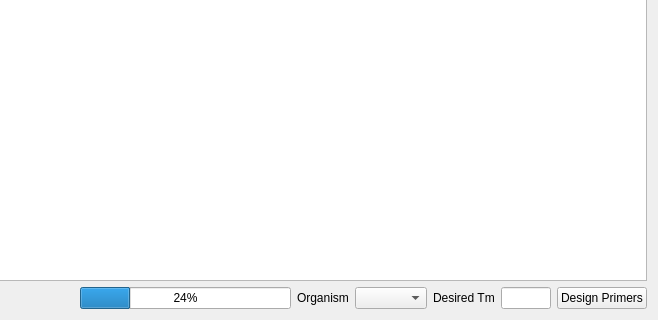
Before: the Qt Designer form cbr/primer/visual/PrimerDesign.ui in TUM-CBR/pymol-plugins, drawn with Qt 5; both pictures show x 143 to 801 and y 288 to 608 of the 801 by 608 pixel window.
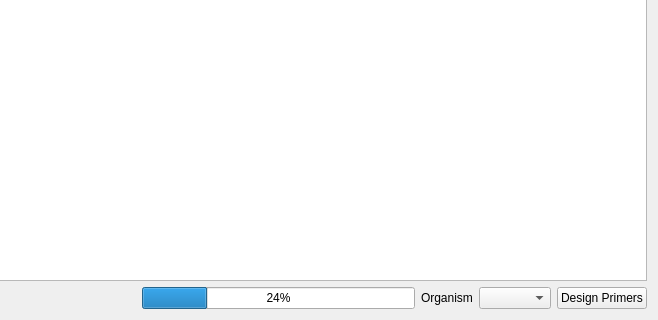
After: the same form once the commit is applied.

Commit message: Primer design tool with customizable selection parameters

Diff of the .ui file:
```diff
--- a/cbr/primer/visual/PrimerDesign.ui
+++ b/cbr/primer/visual/PrimerDesign.ui
@@ -66,23 +66,6 @@
      <item>
       <widget class="QComboBox" name="organismCombo"/>
      </item>
-     <item>
-      <widget class="QLabel" name="label_2">
-       <property name="text">
-        <string>Desired Tm</string>
-       </property>
-      </widget>
-     </item>
-     <item>
-      <widget class="QLineEdit" name="desiredTm">
-       <property name="maximumSize">
-        <size>
-         <width>50</width>
-         <height>16777215</height>
-        </size>
-       </property>
-      </widget>
-     </item>
      <item>
       <widget class="QPushButton" name="designPrimersButton">
        <property name="text">
```
The commit also changes 8 other files.
